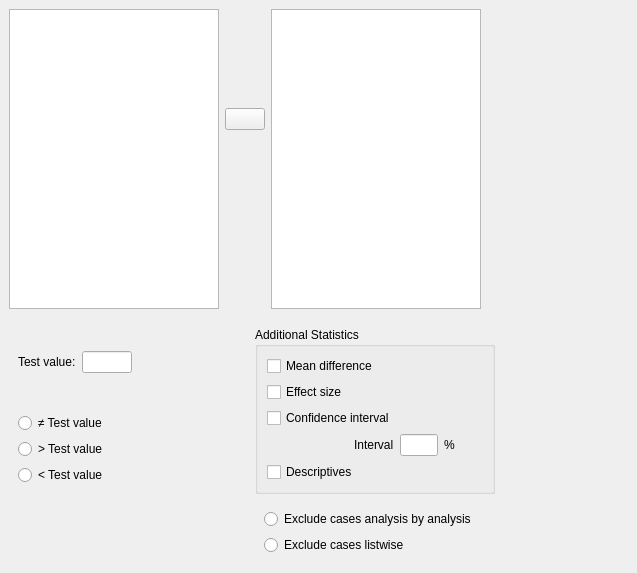
The window that JASP-Desktop/analysisforms/ttestonesampleform.ui (jasp-stats/jasp-desktop) describes before a commit, drawn with Qt 5.
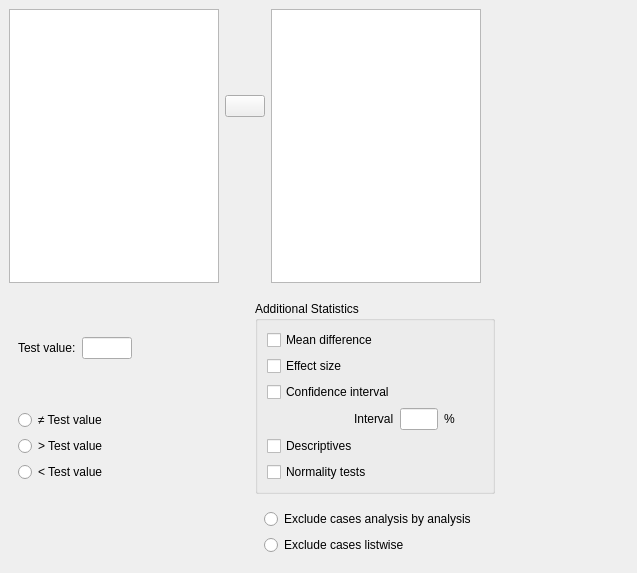
The same window after the commit. Custom widgets are drawn as their Qt base class.

Commit message:
C 1S T-Test (added normality tests)
Only for the one sampled t-test #375

Diff of the .ui file:
```diff
--- a/JASP-Desktop/analysisforms/ttestonesampleform.ui
+++ b/JASP-Desktop/analysisforms/ttestonesampleform.ui
@@ -139,13 +139,6 @@
            </property>
           </widget>
          </item>
-         <item row="4" column="0" colspan="2">
-          <widget class="BoundCheckBox" name="descriptives">
-           <property name="text">
-            <string>Descriptives</string>
-           </property>
-          </widget>
-         </item>
          <item row="0" column="0" colspan="3">
           <widget class="BoundCheckBox" name="meanDifference">
            <property name="text">
@@ -153,6 +146,13 @@
            </property>
           </widget>
          </item>
+         <item row="4" column="0" colspan="4">
+          <widget class="BoundCheckBox" name="descriptives">
+           <property name="text">
+            <string>Descriptives</string>
+           </property>
+          </widget>
+         </item>
          <item row="1" column="0">
           <widget class="BoundCheckBox" name="effectSize">
            <property name="text">
@@ -160,6 +160,13 @@
            </property>
           </widget>
          </item>
+         <item row="5" column="0" colspan="3">
+          <widget class="BoundCheckBox" name="normalityTests">
+           <property name="text">
+            <string>Normality tests</string>
+           </property>
+          </widget>
+         </item>
         </layout>
        </widget>
       </item>
```
The commit also changes 2 other files.
